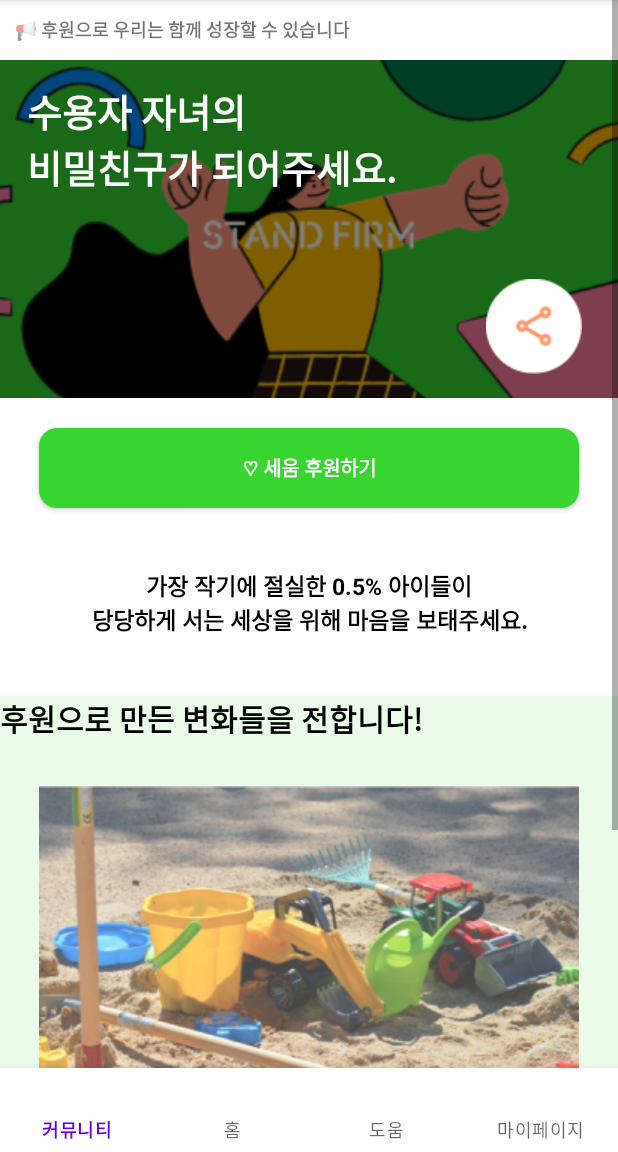
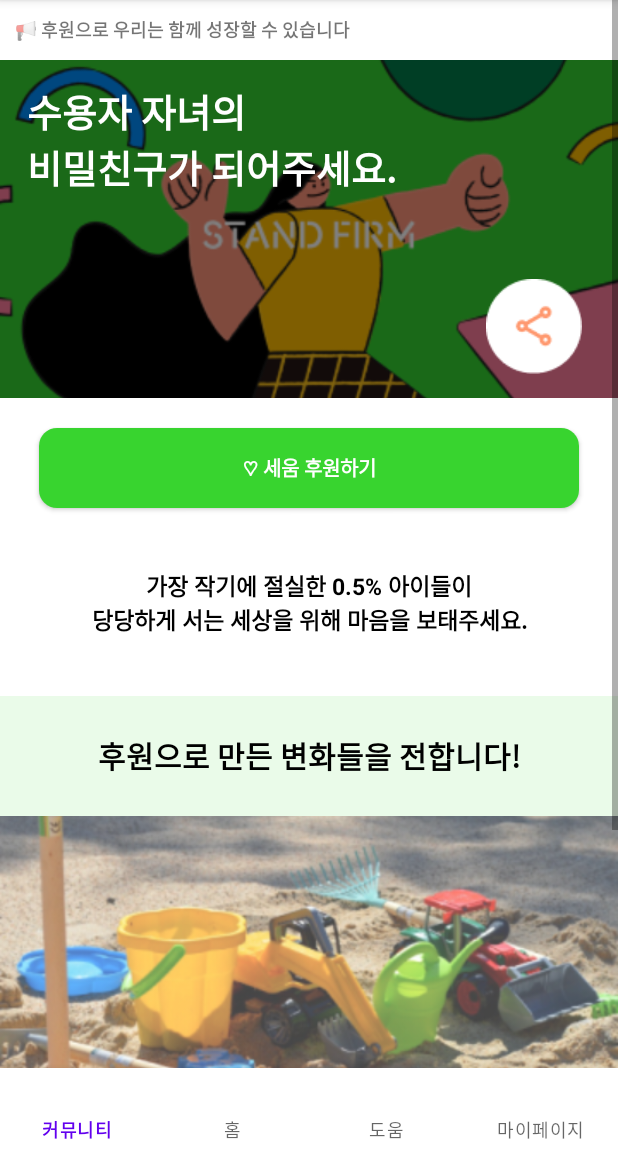
Before and after one commit to ssh09015/HugU, an Android app: the fragment HelpSupportFragment placed in its activity, on a phone screen of 412 x 824 dp, the part 84-1236 px from its top. Run offline under Robolectric (Android 15) with nearby library versions, the phone set to English and light mode, and no system bars.

Commit message:
세이 - 초록칸

```diff
--- a/app/src/main/res/layout/fragment_help_support.xml
+++ b/app/src/main/res/layout/fragment_help_support.xml
@@ -123,20 +123,22 @@
                         <TextView
                             android:id="@+id/textView5"
                             android:layout_width="match_parent"
-                            android:layout_height="wrap_content"
+                            android:layout_height="80dp"
                             android:text="후원으로 만든 변화들을 전합니다!"
                             android:textColor="@color/black"
                             android:textSize="20dp"
                             android:textStyle="bold"
+                            android:gravity="center"
+                            app:layout_constraintTop_toTopOf="parent"
                             app:layout_constraintEnd_toEndOf="parent"
                             app:layout_constraintStart_toStartOf="parent" />
 
                         <ImageView
                             android:id="@+id/imageView2"
-                            android:layout_width="wrap_content"
+                            android:layout_width="match_parent"
                             android:layout_height="wrap_content"
-                            android:layout_marginTop="30dp"
                             android:src="@drawable/rectangle_18"
+                            android:scaleType="centerCrop"
                             app:layout_constraintEnd_toEndOf="parent"
                             app:layout_constraintStart_toStartOf="parent"
                             app:layout_constraintTop_toBottomOf="@+id/textView5" />
```
